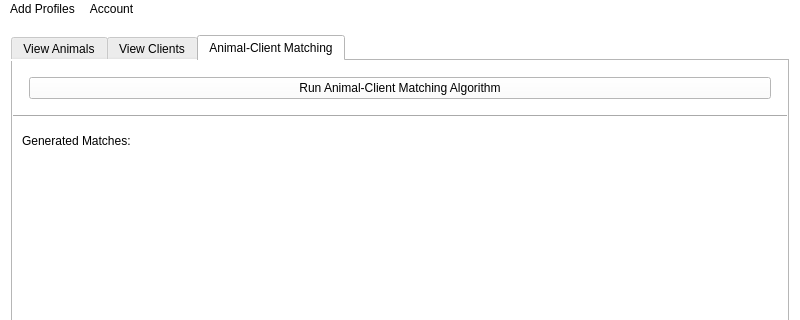
The window that app/Components/MainWindow.ui (lfroms/cuacs) describes before a commit, drawn with Qt 5; both pictures show x 0 to 800 and y 0 to 320 of the 800 by 500 pixel window.
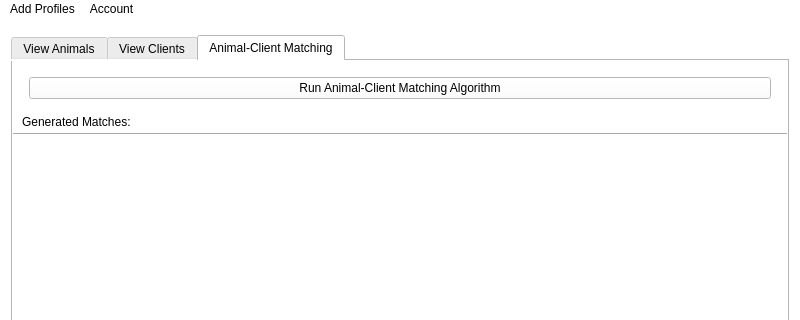
The same window after the commit. The open tabs and pages were chosen to show the change.

Commit message: Update description for animal

What changed in the file:
```diff
--- a/app/Components/MainWindow.ui
+++ b/app/Components/MainWindow.ui
@@ -179,15 +179,11 @@
               </item>
              </layout>
             </item>
-            <item>
-             <widget class="Line" name="line">
-              <property name="orientation">
-               <enum>Qt::Horizontal</enum>
-              </property>
-             </widget>
-            </item>
             <item>
              <layout class="QVBoxLayout" name="verticalLayout_2">
+              <property name="spacing">
+               <number>4</number>
+              </property>
               <property name="topMargin">
                <number>0</number>
               </property>
@@ -201,6 +197,13 @@
                 </property>
                </widget>
               </item>
+              <item>
+               <widget class="Line" name="line_2">
+                <property name="orientation">
+                 <enum>Qt::Horizontal</enum>
+                </property>
+               </widget>
+              </item>
               <item>
                <widget class="QListWidget" name="acmResultsListWidget">
                 <property name="frameShape">
```
Left out of the diff: 8 changed lines with no effect on the pictures. The commit also changes 1 other file.
